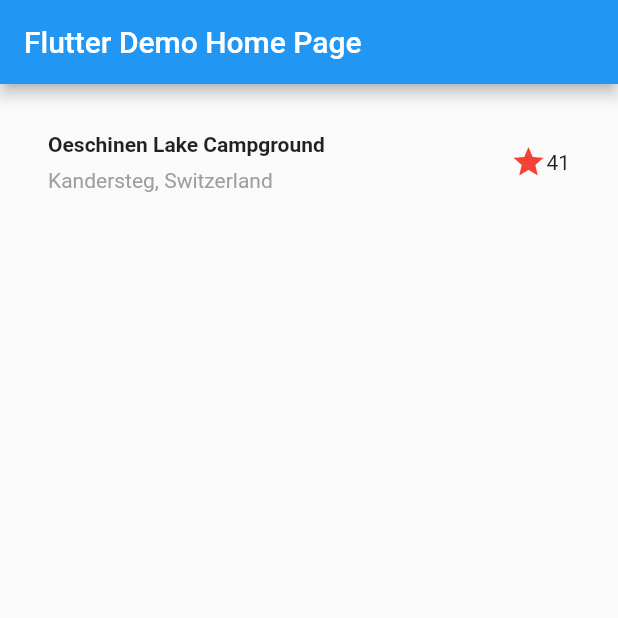
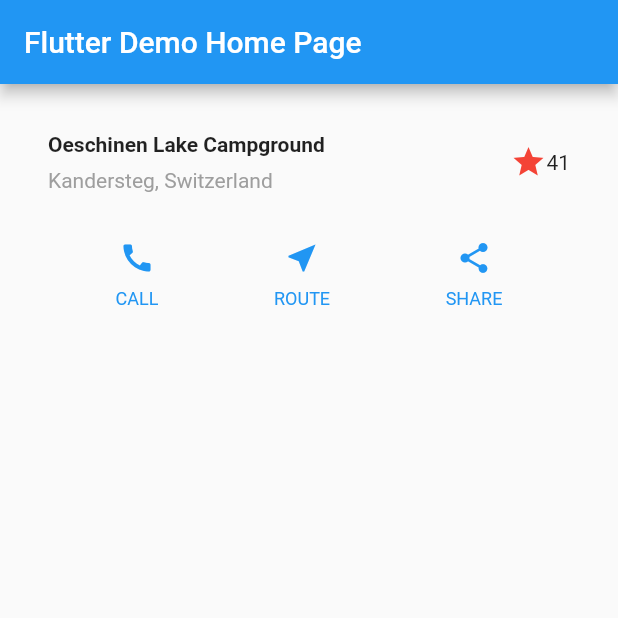
Before and after one commit to geniuskouta/flutter_layout_tutorial, a Flutter app: the screen it shows after launch, on a phone screen of 412 x 824 dp, the top half of it. Run offline on Flutter 3.47's test engine with Material 2 defaults, Android fonts, the phone set to English and light mode, and no system bars.

Commit message:
add buttonSection

```diff
--- a/lib/main.dart
+++ b/lib/main.dart
@@ -24,17 +24,6 @@ class MyHomePage extends StatelessWidget {
 
   @override
   Widget build(BuildContext context) {
-    return Scaffold(
-      appBar: AppBar(
-        title: Text(this.title),
-      ),
-      body: Column(
-        children: [titleSection],
-      ),
-    );
-  }
-}
-
     Widget titleSection = Container(
       padding: const EdgeInsets.all(32),
       child: Row(children: [
@@ -65,3 +54,46 @@ Widget titleSection = Container(
         Text('41'),
       ]),
     );
+
+    Color color = Theme.of(context).primaryColor;
+    Widget buttonSection = Container(
+        child: Row(
+      mainAxisAlignment: MainAxisAlignment.spaceEvenly,
+      children: [
+        _buildButtonColumn(color, Icons.call, 'CALL'),
+        _buildButtonColumn(color, Icons.near_me, 'ROUTE'),
+        _buildButtonColumn(color, Icons.share, 'SHARE')
+      ],
+    ));
+
+    return Scaffold(
+      appBar: AppBar(
+        title: Text(this.title),
+      ),
+      body: Column(
+        children: [titleSection, buttonSection],
+      ),
+    );
+  }
+
+  Column _buildButtonColumn(Color color, IconData icon, String label) {
+    return Column(
+      mainAxisSize: MainAxisSize.min,
+      mainAxisAlignment: MainAxisAlignment.center,
+      children: [
+        Icon(icon, color: color),
+        Container(
+          margin: const EdgeInsets.only(top: 8),
+          child: Text(
+            label,
+            style: TextStyle(
+              fontSize: 12,
+              fontWeight: FontWeight.w400,
+              color: color,
+            ),
+          ),
+        ),
+      ],
+    );
+  }
+}
```
Lines whose indentation alone changed are shown as unchanged.
